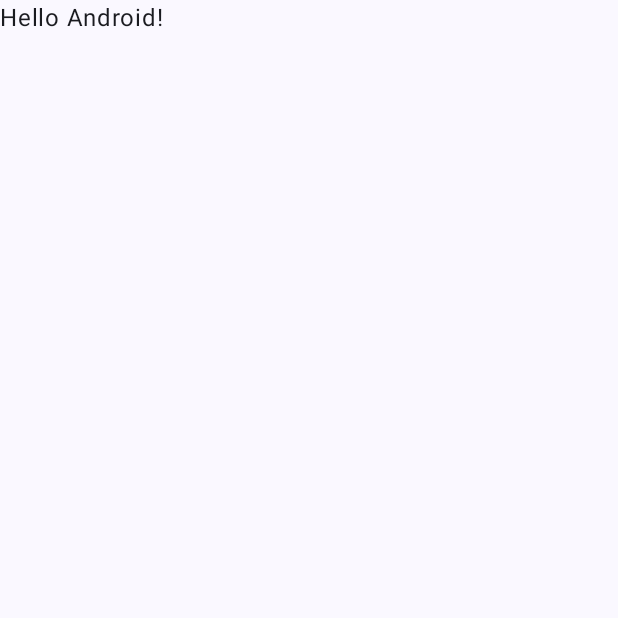
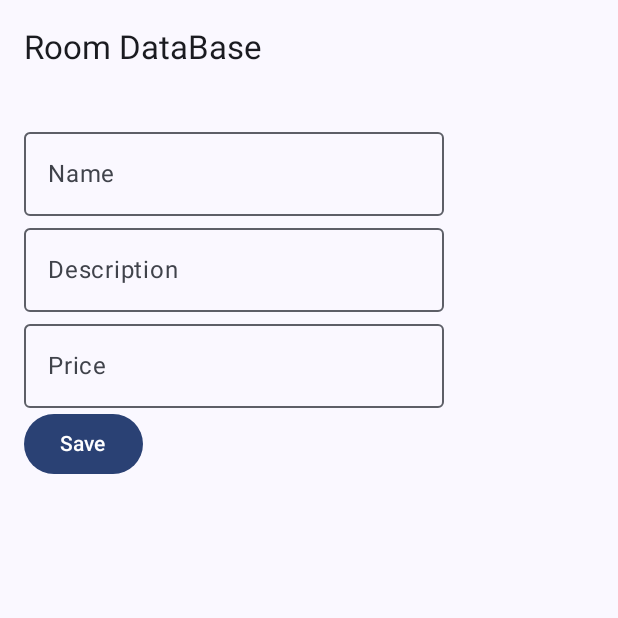
Before and after one commit to ArthurKJun/AcessoBancoMobileLocal, an Android app built with Jetpack Compose: the screen it shows after launch (MainActivity), on a phone screen of 412 x 824 dp, the top half of it. Before the commit the part shown is almost empty. Run offline under Robolectric (Android 15) with nearby library versions, the phone set to English and light mode, and no system bars.

```diff
--- a/app/src/main/java/com/senac/persistenciabanco/MainActivity.kt
+++ b/app/src/main/java/com/senac/persistenciabanco/MainActivity.kt
@@ -3,16 +3,26 @@ package com.senac.persistenciabanco
 import android.os.Bundle
 import androidx.activity.ComponentActivity
 import androidx.activity.compose.setContent
+import androidx.compose.foundation.layout.Column
 import androidx.compose.foundation.layout.fillMaxSize
+import androidx.compose.foundation.layout.fillMaxWidth
+import androidx.compose.foundation.layout.padding
+import androidx.compose.material3.Button
+import androidx.compose.material3.ExperimentalMaterial3Api
 import androidx.compose.material3.MaterialTheme
+import androidx.compose.material3.OutlinedTextField
+import androidx.compose.material3.Scaffold
 import androidx.compose.material3.Surface
 import androidx.compose.material3.Text
+import androidx.compose.material3.TopAppBar
 import androidx.compose.runtime.Composable
 import androidx.compose.ui.Modifier
 import androidx.compose.ui.tooling.preview.Preview
+import androidx.compose.ui.unit.dp
 import com.senac.persistenciabanco.ui.theme.PersistenciaBancoTheme
 
 class MainActivity : ComponentActivity() {
+    @OptIn(ExperimentalMaterial3Api::class)
     override fun onCreate(savedInstanceState: Bundle?) {
         super.onCreate(savedInstanceState)
         setContent {
@@ -22,25 +32,34 @@ class MainActivity : ComponentActivity() {
                     modifier = Modifier.fillMaxSize(),
                     color = MaterialTheme.colorScheme.background
                 ) {
-                    Greeting("Android")
+                    MyApp()
                 }
             }
         }
     }
 }
+@ExperimentalMaterial3Api
+@Composable
+fun MyApp(){
+    Scaffold(
+        topBar = {
+            TopAppBar(title = { Text(text = "Room DataBase") })
+        }
+    ) {
+        Column (
 
-@Composable
-fun Greeting(name: String, modifier: Modifier = Modifier) {
-    Text(
-        text = "Hello $name!",
-        modifier = modifier
-    )
-}
+            modifier = Modifier
+                .padding(it)
+                .fillMaxWidth()
+                .padding(16.dp)
 
-@Preview(showBackground = true)
-@Composable
-fun GreetingPreview() {
-    PersistenciaBancoTheme {
-        Greeting("Android")
+        ){
+            OutlinedTextField(value = "", onValueChange = {}, label = { Text(text = "Name")})
+            OutlinedTextField(value = "", onValueChange = {}, label = { Text(text = "Description")})
+            OutlinedTextField(value = "", onValueChange = {}, label = { Text(text = "Price")})
+            Button(onClick = { /*TODO*/ }) {
+                Text(text = "Save")
+            }
+        }
     }
 }
```
Also changed, not shown: app/src/main/java/com/senac/persistenciabanco/db/AppDataBase.kt (+19 -2 lines).
